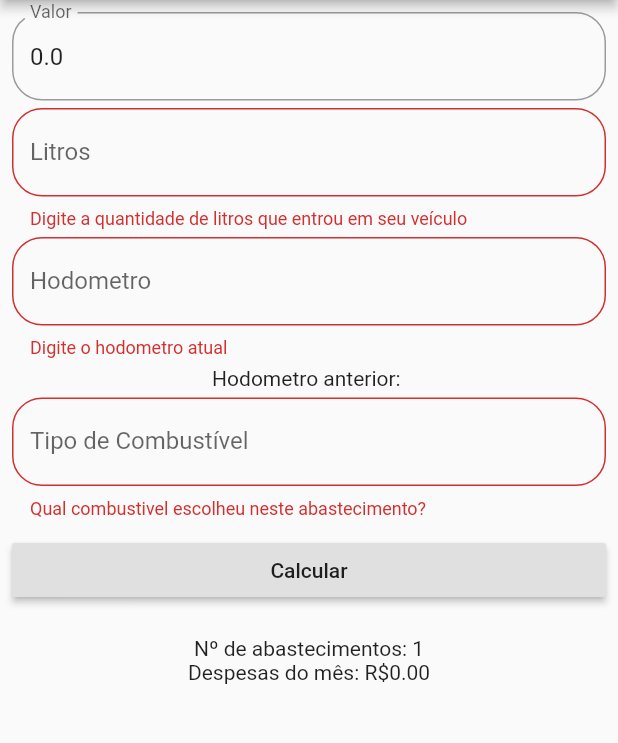
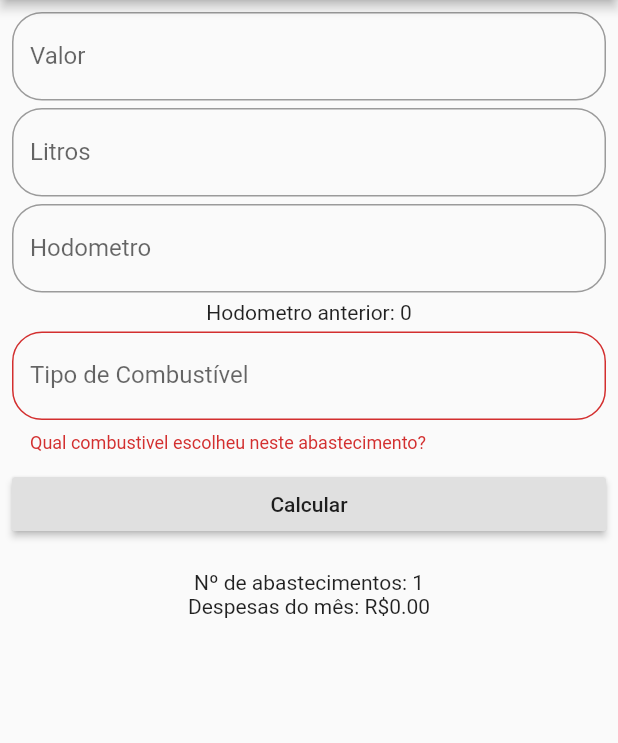
Before and after one commit to hygornet/carexpanses, a Flutter app: the PageAbastecer screen opened directly with empty values, after a tap on "Calcular", on a phone screen of 412 x 824 dp, the part 84-827 px from its top. Run offline on Flutter 3.47's test engine with Material 2 defaults, Android fonts, the phone set to English and light mode, and no system bars; our stand-ins replace flutter_masked_text.

Commit message:
clicar listview abrir info respectiva listtile

```diff
--- a/lib/models/abastecimento.dart
+++ b/lib/models/abastecimento.dart
@@ -8,6 +8,7 @@ class Abastecimento with ChangeNotifier {
   double litroAbastecimento;
   String tipoCombustivel;
   double hodometroAtual;
+  double hodometroAnterior;
   DateTime dateTime;
   double despesasDoMes;
   double ultimaMedia;
@@ -18,6 +19,7 @@ class Abastecimento with ChangeNotifier {
       this.litroAbastecimento,
       this.tipoCombustivel,
       this.hodometroAtual,
+      this.hodometroAnterior,
       this.dateTime,
       this.despesasDoMes,
       this.ultimaMedia});
--- a/lib/views/homescreen.dart
+++ b/lib/views/homescreen.dart
@@ -9,12 +9,6 @@ class HomeScreen extends StatefulWidget {
 }
 
 class _HomeScreenState extends State<HomeScreen> {
-  @override
-  void initState() {
-    // TODO: implement initState
-    super.initState();
-  }
-
   bool isContainUltimaMedia() {
     final abastecimentoProvider = Provider.of<Abastecimento>(context);
     if (abastecimentoProvider.ultimaMedia == null) {
@@ -35,10 +29,7 @@ class _HomeScreenState extends State<HomeScreen> {
 
   @override
   Widget build(BuildContext context) {
-    var alcoolController = TextEditingController();
-    var gasolinaController = TextEditingController();
     String resultado = "";
-    var list;
 
     String melhorAbastecerCom(double valorAlcool, double valorGasolina) {
       double resultGasolina = valorGasolina * 0.7;
@@ -53,12 +44,6 @@ class _HomeScreenState extends State<HomeScreen> {
     }
 
     final abastecimentoProvider = Provider.of<Abastecimento>(context);
-
-    Map<String, Object> _info = Map<String, Object>();
-    _info = {
-      'hodometroAnterior': 0,
-      'valorTotalGastos': abastecimentoProvider.despesasDoMes,
-    };
 
     return Scaffold(
       appBar: AppBar(
@@ -167,16 +152,9 @@ class _HomeScreenState extends State<HomeScreen> {
                         height: 80,
                         child: RaisedButton(
                           onPressed: () {
-                            Navigator.of(context)
-                                .pushNamed(AppRoutes.SCREEN_ABASTECER,
-                                    arguments: _info)
-                                .then((value) {
-                              setState(() {
-                                _info = value;
-                              });
-                              print('Recebimento da outra tela: ' +
-                                  _info.toString());
-                            });
+                            Navigator.of(context).pushNamed(
+                                AppRoutes.SCREEN_ABASTECER,
+                                arguments: abastecimentoProvider);
                           },
                           color: Colors.white,
                           child: Column(
@@ -253,20 +231,20 @@ class _HomeScreenState extends State<HomeScreen> {
               child: ListView.builder(
                   itemCount: abastecimentoProvider.countList,
                   itemBuilder: (ctx, i) {
-                    _info['hodometroAnterior'] =
-                        abastecimentoProvider.itemsList[i].hodometroAtual;
-                    _info['valor'] =
-                        abastecimentoProvider.itemsList[i].valorAbastecimento;
-                    _info['litros'] =
-                        abastecimentoProvider.itemsList[i].litroAbastecimento;
-                    _info['tipoCombustivel'] =
-                        abastecimentoProvider.itemsList[i].tipoCombustivel;
+                    // _info['hodometroAnterior'] =
+                    //     abastecimentoProvider.itemsList[i].hodometroAtual;
+                    // _info['valor'] =
+                    //     abastecimentoProvider.itemsList[i].valorAbastecimento;
+                    // _info['litros'] =
+                    //     abastecimentoProvider.itemsList[i].litroAbastecimento;
+                    // _info['tipoCombustivel'] =
+                    //     abastecimentoProvider.itemsList[i].tipoCombustivel;
                     // _info['index'] = abastecimentoProvider.itemsList[i];
                     return InkWell(
                       onTap: () {
                         Navigator.of(context).pushNamed(
                             AppRoutes.SCREEN_ABASTECER,
-                            arguments: _info);
+                            arguments: abastecimentoProvider.itemsList[i]);
                       },
                       child: ListTile(
                         leading: Icon(Icons.directions_car),
--- a/lib/views/page_abastecer.dart
+++ b/lib/views/page_abastecer.dart
@@ -20,10 +20,6 @@ class _PageAbastecerState extends State<PageAbastecer> {
   var dateTimeController = TextEditingController();
   var tipoCombustivelController = TextEditingController();
   var _formKey = GlobalKey<FormState>();
-  var _formData = Map<String, Object>();
-  Abastecimento abastecimento = Abastecimento();
-
-  Abastecimento abastecer = Abastecimento();
 
   final format = DateFormat('dd-MM-yyyy');
   var dataAtual = DateTime.now();
@@ -38,25 +34,18 @@ class _PageAbastecerState extends State<PageAbastecer> {
   void didChangeDependencies() {
     // TODO: implement didChangeDependencies
     super.didChangeDependencies();
-    final _infoAbastecimento = ModalRoute.of(context).settings.arguments as Map;
-    final abastecimentoProvider = Provider.of<Abastecimento>(context);
+    final receivedInfoAbastecer =
+        ModalRoute.of(context).settings.arguments as Abastecimento;
 
-    int i = _infoAbastecimento['index'];
-
-    if (abastecimento != null) {
-      valorController.text = _infoAbastecimento['valor'].toString();
-      litroController.text = _infoAbastecimento['litros'].toString();
+    if (receivedInfoAbastecer.id != null) {
+      valorController.text =
+          receivedInfoAbastecer.valorAbastecimento.toString();
+      litroController.text =
+          receivedInfoAbastecer.litroAbastecimento.toString();
       hodometroAtualController.text =
-          _infoAbastecimento['hodometroAnterior'].toString();
-      tipoCombustivelController.text = _infoAbastecimento['tipoCombustivel'];
+          receivedInfoAbastecer.hodometroAtual.toString();
+      tipoCombustivelController.text = receivedInfoAbastecer.tipoCombustivel;
     }
-
-    // if (abastecimento != null) {
-    //   valorController.text =
-    //       abastecimentoProvider.itemsList[i].valorAbastecimento.toString();
-    //   litroController.text =
-    //       abastecimentoProvider.itemsList[i].litroAbastecimento.toString();
-    // }
   }
 
   @override
@@ -64,8 +53,6 @@ class _PageAbastecerState extends State<PageAbastecer> {
     final abastecimentoProvider = Provider.of<Abastecimento>(context);
 
     Abastecimento abastecer = Abastecimento();
-
-    final _infoAbastecimento = ModalRoute.of(context).settings.arguments as Map;
 
     void addAbastecimento() {
       var isValid = _formKey.currentState.validate();
@@ -77,19 +64,19 @@ class _PageAbastecerState extends State<PageAbastecer> {
       _formKey.currentState.save();
       abastecer = Abastecimento(
         id: Random().nextInt(1000),
-        valorAbastecimento: _formData['valor'],
-        litroAbastecimento: _formData['litro'],
-        hodometroAtual: _formData['hodometro'],
-        tipoCombustivel: _formData['combustivel'],
-        dateTime: _formData['data'],
-        despesasDoMes: _formData['despesaMes'],
+        valorAbastecimento: double.parse(valorController.text),
+        litroAbastecimento: double.parse(litroController.text),
+        hodometroAtual: double.parse(hodometroAtualController.text),
+        tipoCombustivel: tipoCombustivelController.text,
+        dateTime: dataAtual,
+        despesasDoMes: totalValorGasto,
       );
 
       abastecimentoProvider.adicionarAbastecimento(abastecer);
     }
 
     bool verificar() {
-      if (_infoAbastecimento['hodometroAnterior'] == null) {
+      if (abastecimentoProvider.hodometroAtual == null) {
         return false;
       } else {
         return true;
@@ -159,7 +146,7 @@ class _PageAbastecerState extends State<PageAbastecer> {
                         }
                       },
                       onSaved: (newValue) =>
-                          _formData['valor'] = double.parse(newValue),
+                          abastecer.valorAbastecimento = double.parse(newValue),
                     ),
                     SizedBox(height: 5),
                     TextFormField(
@@ -178,7 +165,7 @@ class _PageAbastecerState extends State<PageAbastecer> {
                         }
                       },
                       onSaved: (newValue) =>
-                          _formData['litro'] = double.parse(newValue),
+                          abastecer.litroAbastecimento = double.parse(newValue),
                     ),
                     SizedBox(height: 5),
                     TextFormField(
@@ -197,12 +184,12 @@ class _PageAbastecerState extends State<PageAbastecer> {
                         }
                       },
                       onSaved: (newValue) =>
-                          _formData['hodometro'] = double.parse(newValue),
+                          abastecer.hodometroAtual = double.parse(newValue),
                     ),
                     SizedBox(height: 5),
                     verificar()
                         ? Text(
-                            'Hodometro anterior: ${_infoAbastecimento['hodometroAnterior'].toString() ?? 0}')
+                            'Hodometro anterior: ${abastecimentoProvider.hodometroAtual.toString()}')
                         : Text('Hodometro anterior: 0'),
                     SizedBox(height: 5),
                     TextFormField(
@@ -214,7 +201,7 @@ class _PageAbastecerState extends State<PageAbastecer> {
                         labelText: 'Tipo de Combustível',
                       ),
                       onSaved: (newValue) =>
-                          _formData['combustivel'] = newValue,
+                          abastecer.tipoCombustivel = newValue,
                       validator: (value) {
                         if (value.isEmpty) {
                           return 'Qual combustivel escolheu neste abastecimento?';
@@ -237,46 +224,44 @@ class _PageAbastecerState extends State<PageAbastecer> {
                       addAbastecimento();
                     });
 
-                    double litro = _formData['litro'];
-                    double valor = _formData['valor'];
+                    double litro = double.parse(litroController.text);
+                    double valor = double.parse(valorController.text);
                     guardaSomarGastos = somarGastos(valor);
                     totalValorGasto += guardaSomarGastos;
 
                     limparCampos();
 
-                    _infoAbastecimento['valorTotalGastos'] = totalValorGasto;
-                    print('MAP VALOR TOTAL GASTOS: ' +
-                        _infoAbastecimento['valorTotalGastos'].toString());
+                    abastecimentoProvider.valorAbastecimento = totalValorGasto;
+                    // _infoAbastecimento['valorTotalGastos'] = totalValorGasto;
+                    print('Valor Total Gasto (Provider): ' +
+                        abastecimentoProvider.valorAbastecimento.toString());
 
-                    print('HODOMETRO ANTERIOR' +
-                        _infoAbastecimento['hodometroAnterior'].toString());
-
-                    limparCampos();
+                    // print('Hodometro Anterior (Provider)' +
+                    //     abastecimentoProvider.hodometroAnterior.toString());
 
                     print("Hodometro Atual: " +
                         abastecer.hodometroAtual.toString());
-                    print("Hodometro Atual MAP: " +
-                        _infoAbastecimento['hodometroAnterior'].toString());
+
                     print("Tipo de Combustivel: " + abastecer.tipoCombustivel);
 
-                    if (_infoAbastecimento['hodometroAnterior'] != 0) {
-                      calculoUltimaMedia = abastecer.hodometroAtual -
-                          _infoAbastecimento['hodometroAnterior'];
-                      print("calculo: " + calculoUltimaMedia.toString());
-                      guardaUltimaMedia =
-                          ultimaMedia(calculoUltimaMedia, litro);
-                      print("ultima media: " + guardaUltimaMedia.toString());
-                      print("------------------------------------");
+                    // if (abastecimentoProvider.hodometroAnterior != 0) {
+                    //   calculoUltimaMedia = abastecer.hodometroAtual -
+                    //       abastecimentoProvider.hodometroAnterior;
+                    //   print("calculo: " + calculoUltimaMedia.toString());
+                    //   guardaUltimaMedia =
+                    //       ultimaMedia(calculoUltimaMedia, litro);
+                    //   print("ultima media: " + guardaUltimaMedia.toString());
+                    //   print("------------------------------------");
 
-                      abastecimentoProvider.ultimaMedia = guardaUltimaMedia;
-                      abastecimentoProvider.despesasDoMes = totalValorGasto;
+                    //   abastecimentoProvider.ultimaMedia = guardaUltimaMedia;
+                    //   abastecimentoProvider.despesasDoMes = totalValorGasto;
 
-                      Navigator.of(context).pop(
-                        _infoAbastecimento,
-                      );
-                    } else {
-                      Navigator.of(context).pop(_infoAbastecimento);
-                    }
+                    //   Navigator.of(context).pop(
+                    //     _infoAbastecimento,
+                    //   );
+                    // } else {
+                    //   Navigator.of(context).pop(_infoAbastecimento);
+                    // }
                   },
                 ),
               ),
```
